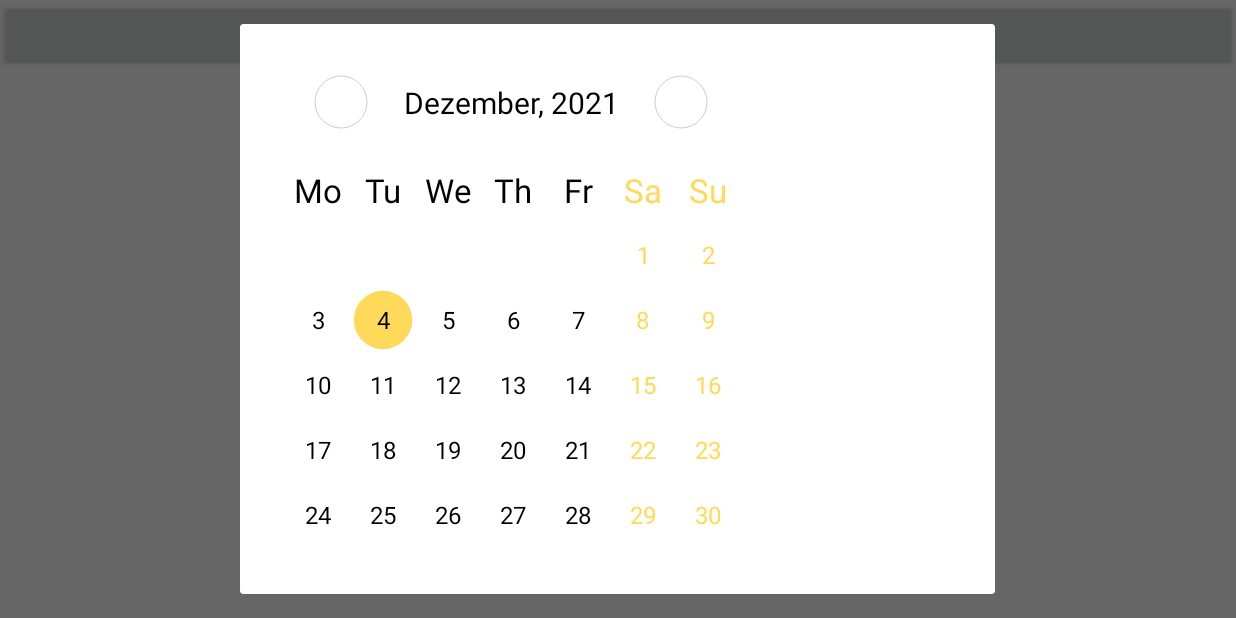
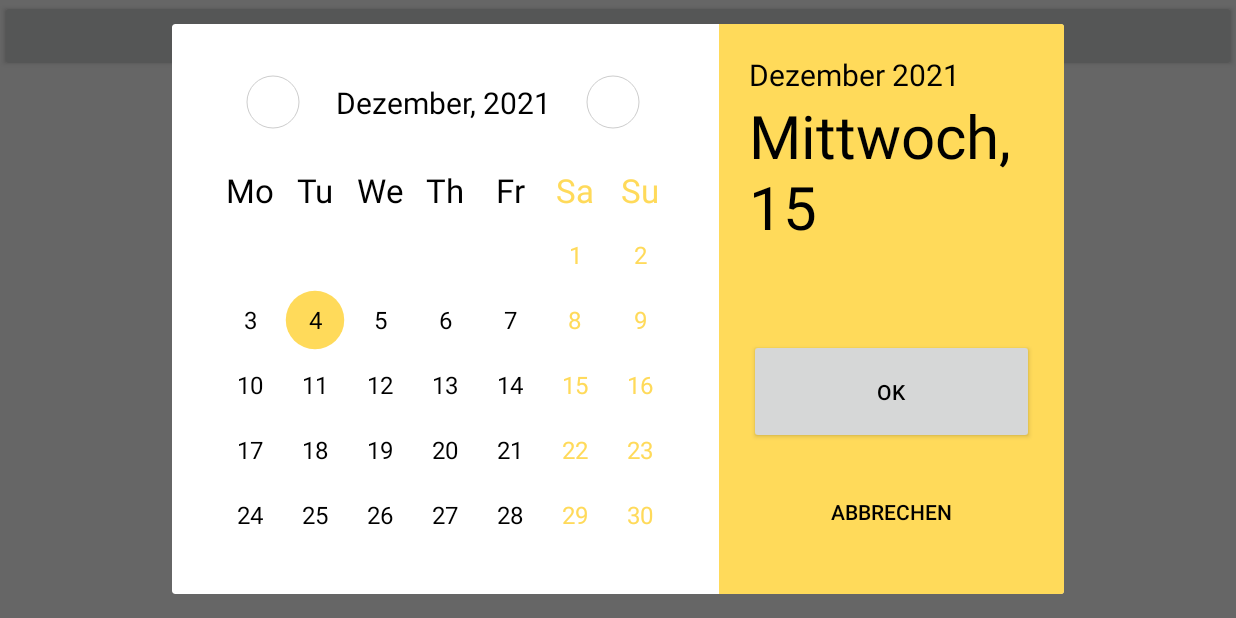
Before and after one commit to Matantsew/ComposeTest, an Android app built with Jetpack Compose: the screen it shows after launch (MainActivity), after a tap on "TEST DATE PICKER", on a phone screen of 824 x 412 dp (held sideways). Run offline under Robolectric (Android 15) with nearby library versions, the phone set to English and light mode, and no system bars.

Commit message:
CustomDatePicker edit 7 - Navigation buttons work

```diff
--- a/app/src/main/java/com/example/comptest/CustomDatePickerDialog.kt
+++ b/app/src/main/java/com/example/comptest/CustomDatePickerDialog.kt
@@ -4,9 +4,12 @@ import android.app.AlertDialog
 import android.app.DatePickerDialog
 import android.content.DialogInterface
 import android.os.Bundle
+import android.util.Log
+import android.view.View
 import androidx.fragment.app.Fragment
 import androidx.fragment.app.FragmentActivity
 import androidx.viewpager2.adapter.FragmentStateAdapter
+import androidx.viewpager2.widget.ViewPager2
 import com.example.comptest.databinding.DialogCustomDatePickerBinding
 import com.example.comptest.ui.MonthFragment
 import java.text.SimpleDateFormat
@@ -14,7 +17,7 @@ import java.util.*
 
 class CustomDatePickerDialog(private val fragmentActivity: FragmentActivity, private val listener: DatePickerDialog.OnDateSetListener?,
                              year: Int, month: Int, dayOfMonth: Int)
-    : AlertDialog(fragmentActivity), DialogInterface.OnClickListener{
+    : AlertDialog(fragmentActivity), View.OnClickListener{
 
     private var calendar: Calendar = Calendar.getInstance()
 
@@ -31,22 +34,50 @@ class CustomDatePickerDialog(private val fragmentActivity: FragmentActivity, pri
 
         binding.monthsViewPager.adapter = CalendarViewPagerAdapter(fragmentActivity, calendar, listener)
         binding.monthsViewPager.setCurrentItem(600, false)
+
+        binding.okButton.setOnClickListener(this)
+        binding.cancelButton.setOnClickListener(this)
+        binding.buttonNavLeft.setOnClickListener(this)
+        binding.buttonNavRight.setOnClickListener(this)
     }
 
-    override fun onClick(p0: DialogInterface?, p1: Int) {
-        TODO("Not yet implemented")
+    override fun onClick(v: View) {
+
+        val monthsViewPager = binding.monthsViewPager
+
+        when(v.id){
+            R.id.ok_button -> {
+                val adapter = (monthsViewPager.adapter as CalendarViewPagerAdapter)
+
+                val y = adapter.selectedYear
+                val m = adapter.selectedMonth
+                val d = adapter.selectedDayOfMonth
+
+                Log.i("DATE_SELECTED", "Year: $y, Month: $m, Day: $d")
+            }
+            R.id.cancel_button -> {
+                this.cancel()
+            }
+            R.id.button_nav_left -> {
+                monthsViewPager.setCurrentItem(monthsViewPager.currentItem-1, true)
+            }
+            R.id.button_nav_right -> {
+                monthsViewPager.setCurrentItem(monthsViewPager.currentItem+1, true)
+            }
+
+        }
     }
 
-    class CalendarViewPagerAdapter(private val fragmentActivity: FragmentActivity, private val calendar: Calendar, private val listener: DatePickerDialog.OnDateSetListener?)
+    class CalendarViewPagerAdapter(fragmentActivity: FragmentActivity, private val calendar: Calendar, private val listener: DatePickerDialog.OnDateSetListener?)
         : FragmentStateAdapter(fragmentActivity), OnDateChangeListener {
 
         private val MIDDLE_OF_ALL_MONTHS = 600
 
         private val actualDateCheckCalendar = Calendar.getInstance()
 
-        private var selectedYear = actualDateCheckCalendar.get(Calendar.YEAR)
-        private var selectedMonth = actualDateCheckCalendar.get(Calendar.MONTH)
-        private var selectedDayOfMonth = actualDateCheckCalendar.get(Calendar.DAY_OF_MONTH)
+        var selectedYear = actualDateCheckCalendar.get(Calendar.YEAR)
+        var selectedMonth = actualDateCheckCalendar.get(Calendar.MONTH)
+        var selectedDayOfMonth = actualDateCheckCalendar.get(Calendar.DAY_OF_MONTH)
 
         override fun getItemCount() = 12 * 100   // Count of all months
 
--- a/app/src/main/java/com/example/comptest/ui/MonthFragment.kt
+++ b/app/src/main/java/com/example/comptest/ui/MonthFragment.kt
@@ -62,13 +62,15 @@ class MonthFragment(private val dayOfWeekMonthStarts: Int, private val daysInMon
         else calendarSelectableDayButton.dateSelected = true
         calendarSelectableDayButton.invalidate()
 
-        val previousSelectedDayIdIndex = (dayOfWeekMonthStarts-1) + (selectedDay - 1)
-        val previousSelectedDay = binding.weeksLayout.findViewById<CalendarSelectableDayButton> (calendarDays[previousSelectedDayIdIndex])
+        if(selectedDay != 0) {
+            val previousSelectedDayIdIndex = (dayOfWeekMonthStarts - 1) + (selectedDay - 1)
+            val previousSelectedDay = binding.weeksLayout.findViewById<CalendarSelectableDayButton>(calendarDays[previousSelectedDayIdIndex])
 
-        previousSelectedDay.dateSelected = false
-        previousSelectedDay.invalidate()
+            previousSelectedDay.dateSelected = false
+            previousSelectedDay.invalidate()
+        }
+
         selectedDay = calendarSelectableDayButton.dateNumber
-
         onDateChangeListener?.onChangeDate(year, month, selectedDay)
     }
 }
--- a/app/src/main/res/layout/dialog_custom_date_picker.xml
+++ b/app/src/main/res/layout/dialog_custom_date_picker.xml
@@ -117,52 +117,65 @@
 
     </LinearLayout>
 
-    <LinearLayout
+    <androidx.constraintlayout.widget.ConstraintLayout
         android:id="@+id/right_side"
-        android:layout_width="wrap_content"
+        android:layout_width="match_parent"
         android:layout_height="match_parent"
-        android:visibility="gone"
+        android:background="@color/colorAccent"
         android:orientation="vertical">
 
+    <androidx.constraintlayout.widget.ConstraintLayout
+        android:layout_width="match_parent"
+        android:layout_height="wrap_content"
+        android:layout_margin="20dp"
+        app:layout_constraintTop_toTopOf="parent">
+
         <TextView
-            android:id="@+id/month_text_view"
+            android:id="@+id/month_year_text_view"
             android:layout_width="match_parent"
             android:layout_height="wrap_content"
             android:textSize="20sp"
-            android:gravity="start"
-            android:layout_margin="40dp"
-            android:text="Dezember 2021"/>
+            android:textColor="@color/black"
+            android:text="Dezember 2021"
+            app:layout_constraintBottom_toTopOf="@+id/day_name_text" />
 
         <TextView
-
+            android:id="@+id/day_name_text"
             android:layout_width="match_parent"
             android:layout_height="wrap_content"
-            android:textSize="20sp"
-            android:gravity="start"
-            android:layout_margin="40dp"
-            android:text="Mittwoch, 15"/>
-<!--
+            android:textSize="40sp"
+            android:textColor="@color/black"
+            android:text="Mittwoch, 15"
+            app:layout_constraintTop_toBottomOf="@+id/month_year_text_view"/>
+
+    </androidx.constraintlayout.widget.ConstraintLayout>
+
+        <androidx.constraintlayout.widget.ConstraintLayout
+            android:layout_width="match_parent"
+            android:layout_height="wrap_content"
+            android:layout_margin="20dp"
+            app:layout_constraintBottom_toBottomOf="parent">
+
             <Button
                 android:id="@+id/ok_button"
                 android:layout_width="match_parent"
                 android:layout_height="70dp"
-            android:text="@string/keyOk"
-            android:layout_marginBottom="20dp"
-            android:layout_marginStart="30dp"
-            android:layout_marginEnd="30dp"
-            style="@style/OutlineButton"/>
+                android:textColor="@color/black"
+                android:text="OK"
+                app:layout_constraintBottom_toTopOf="@+id/cancel_button"/>
 
             <Button
                 android:id="@+id/cancel_button"
                 android:layout_width="match_parent"
                 android:layout_height="70dp"
-            android:text="@string/cancel"
-            android:layout_marginStart="30dp"
-            android:layout_marginEnd="30dp"
+                android:text="ABBRECHEN"
+                android:layout_marginTop="10dp"
+                android:textColor="@color/black"
                 android:background="@color/colorTransparent"
-            style="@style/OutlineButton"/>-->
+                app:layout_constraintTop_toBottomOf="@+id/ok_button"/>
+
+        </androidx.constraintlayout.widget.ConstraintLayout>
+
+    </androidx.constraintlayout.widget.ConstraintLayout>
 
 </LinearLayout>
-
-
-</LinearLayout>
--- a/app/src/main/res/values/colors.xml
+++ b/app/src/main/res/values/colors.xml
@@ -7,6 +7,7 @@
     <color name="teal_700">#FF018786</color>
     <color name="black">#FF000000</color>
     <color name="white">#FFFFFFFF</color>
+    <color name="colorTransparent">#00FFFFFF</color>
 
     <color name="colorPrimaryDark">#232733</color>
     <color name="colorPrimaryLight">#4F576A</color>
--- /dev/null
+++ b/app/src/main/res/values/styles.xml
@@ -0,0 +1,5 @@
+<?xml version="1.0" encoding="utf-8"?>
+<resources>
+
+
+</resources>
```
Lines whose indentation alone changed are shown as unchanged.
